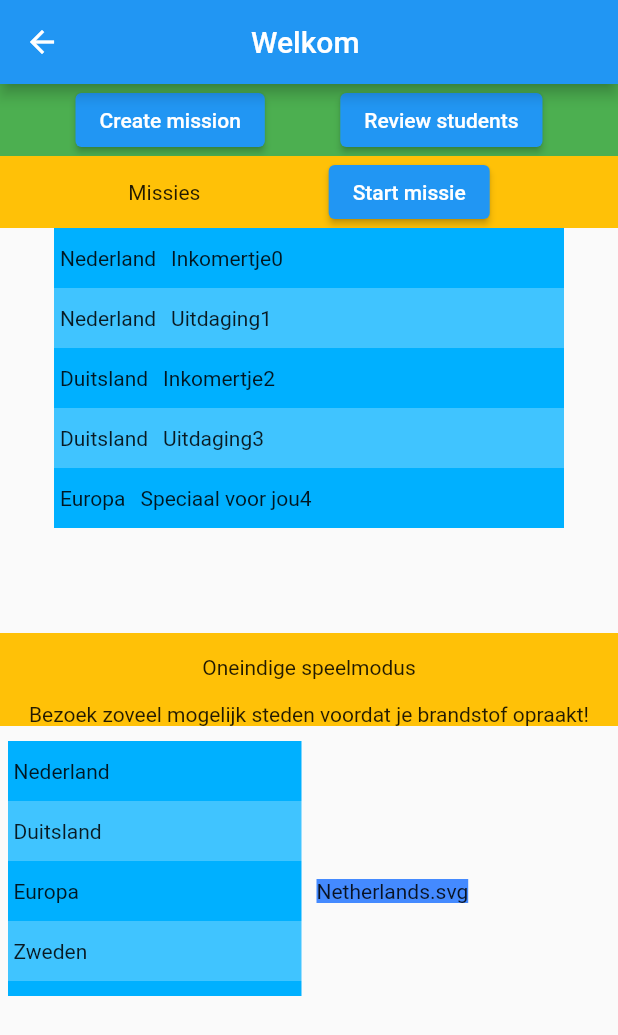
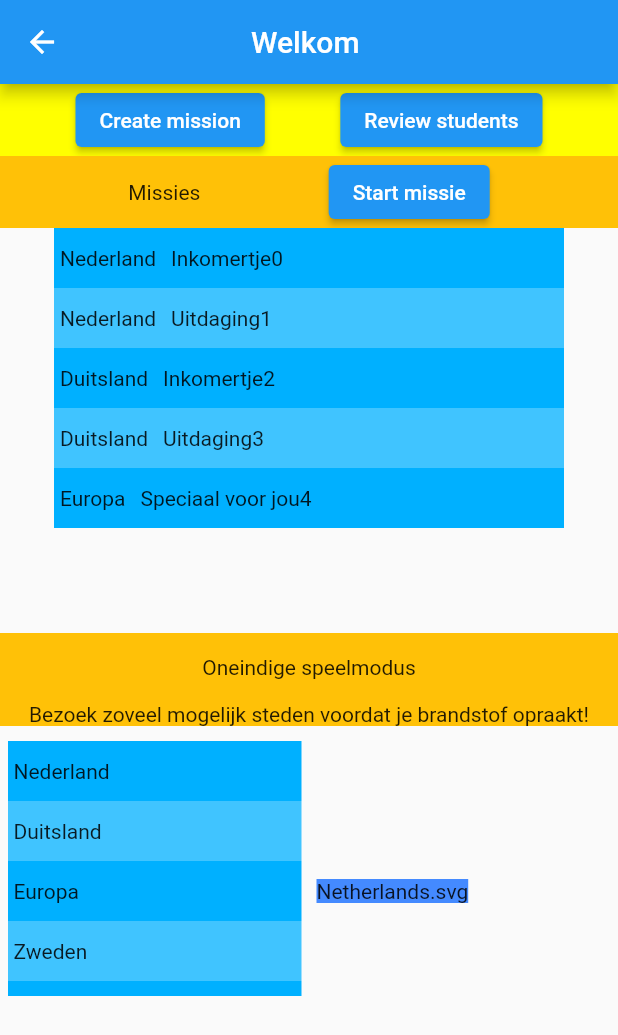
Before and after one commit to MstrShine/OOSE-EduCopter, a Flutter app: the ActivitySelectScreen screen opened directly with empty values, on a phone screen of 412 x 824 dp. Shown: the top 1035 px of the screen. Run offline on Flutter 3.47's test engine with Material 2 defaults, Android fonts, the phone set to English and light mode, and no system bars; our stand-ins replace csv.

Commit message:
bugfix scrollbar scrollcontroller, removed maxWidth widget

```diff
--- a/Code/educopter_frontend/lib/general/general_widgets/maxcontentwidth.dart
+++ b/Code/educopter_frontend/lib/general/general_widgets/maxcontentwidth.dart
@@ -1,6 +1,6 @@
 import 'package:flutter/material.dart';
 
-
+//In toekomst evt van toepassing voor verschillende devices en screensizes
 class MaxContentWidth extends StatelessWidget {
   const MaxContentWidth(
       {super.key, required this.childWidget, required this.widthConstraint});
--- a/Code/educopter_frontend/lib/select_activity/view/available_maps.dart
+++ b/Code/educopter_frontend/lib/select_activity/view/available_maps.dart
@@ -15,6 +15,7 @@ class AvailableMaps extends StatefulWidget {
 class _AvailableMapsState
     extends State<AvailableMaps> {
   int selectedIndex = 0;
+   final yourScrollController = ScrollController();
 
   @override
   Widget build(BuildContext context) {
@@ -46,7 +47,9 @@ class _AvailableMapsState
                       constraints:
                           BoxConstraints(maxWidth: 340, maxHeight: 170),
                       child: Scrollbar(
+                        controller: yourScrollController,
                         child: ListView.builder(
+                          controller: yourScrollController,
                           itemCount: widget.availableWorldmaps.length,
                           itemBuilder: ((context, index) {
                             return GestureDetector(
--- a/Code/educopter_frontend/lib/select_activity/view/available_missions.dart
+++ b/Code/educopter_frontend/lib/select_activity/view/available_missions.dart
@@ -19,6 +19,7 @@ class _AvailableMissionsState extends State<AvailableMissions> {
   @override
   Widget build(BuildContext context) {
     print('de selectedindex is $selectedIndex');
+    final yourScrollController = ScrollController();
 
     return Column(
       children: [
@@ -36,7 +37,9 @@ class _AvailableMissionsState extends State<AvailableMissions> {
         ConstrainedBox(
           constraints: BoxConstraints(maxWidth: 340, maxHeight: 270),
           child: Scrollbar(
+            controller: yourScrollController,
             child: ListView.builder(
+              controller: yourScrollController,
               itemCount: widget.availableMissions.length,
               itemBuilder: ((context, index) {
                 return GestureDetector(
--- a/Code/educopter_frontend/lib/select_activity/view/select_activity.dart
+++ b/Code/educopter_frontend/lib/select_activity/view/select_activity.dart
@@ -1,4 +1,3 @@
-import 'package:educopter_frontend/general/general_widgets/maxcontentwidth.dart';
 import 'package:educopter_frontend/select_activity/model/dummy_data.dart';
 import 'package:educopter_frontend/select_activity/view/available_maps.dart';
 import 'package:educopter_frontend/select_activity/view/available_missions.dart';
@@ -13,6 +12,7 @@ class ActivitySelectScreen extends StatefulWidget {
 }
 
 class _ActivitySelectScreenState extends State<ActivitySelectScreen> {
+
   Map userData = {};
 
   @override
@@ -27,9 +27,7 @@ class _ActivitySelectScreenState extends State<ActivitySelectScreen> {
         centerTitle: true,
       ),
       body: Center(
-        child: MaxContentWidth(
-          widthConstraint: 700,
-          childWidget: Column(
+        child: Column(
         crossAxisAlignment: CrossAxisAlignment.center,
         children: [
           TeacherActivityOptions(userData: userData, context: context),
@@ -39,7 +37,6 @@ class _ActivitySelectScreenState extends State<ActivitySelectScreen> {
         ],
           ),
       ),
-      ),
     );
   }
 }
--- a/Code/educopter_frontend/lib/select_activity/view/teacher_activity_options.dart
+++ b/Code/educopter_frontend/lib/select_activity/view/teacher_activity_options.dart
@@ -12,7 +12,7 @@ class TeacherActivityOptions extends StatelessWidget {
   @override
   Widget build(BuildContext context) {
     return Container(
-        color: Colors.green,
+        color: Colors.yellowAccent,
         alignment: FractionalOffset.center,
         child: (userData['rol'] != 'leerling')
             ? Row(
```
Lines whose indentation alone changed are shown as unchanged.
